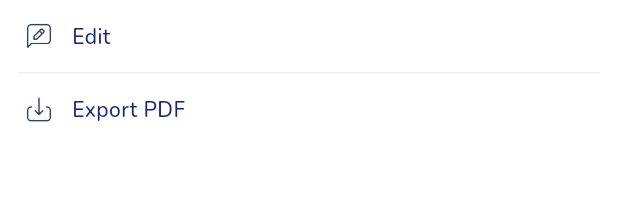
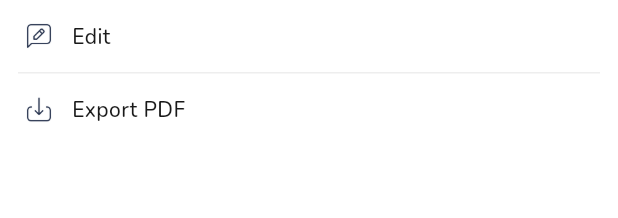
Before and after one commit to terabitdev/Storifuel, a Flutter app: the StoryOptionsPopup widget shown alone on an empty page, opened directly, on a phone screen of 412 x 824 dp. Shown: the top 218 px of the screen. Run offline on Flutter 3.47's test engine with Material 3 defaults, Android fonts, the phone set to English and light mode, and no system bars; drawn by our look-alikes of toastification; our stand-ins replace cloud_firestore, dotted_border, firebase_auth, firebase_core, flutter_svg, google_fonts and 1 more; accounts and stored records are empty.

Commit message:
Chnages made

```diff
--- a/lib/widgets/story_details/story_options_popup.dart
+++ b/lib/widgets/story_details/story_options_popup.dart
@@ -46,7 +46,7 @@ class StoryOptionsPopup extends StatelessWidget {
                   const SizedBox(width: 12),
                   Text(
                     'Edit',
-                    style: nunito14w500.copyWith(color: const Color(0xFF1A237E)),
+                    style: nunito14w500.copyWith(color: const Color(0xFF191919)),
                   ),
                 ],
               ),
@@ -81,7 +81,7 @@ class StoryOptionsPopup extends StatelessWidget {
                   const SizedBox(width: 12),
                   Text(
                     'Export PDF',
-                    style: nunito14w500.copyWith(color: const Color(0xFF1A237E)),
+                    style: nunito14w500.copyWith(color: const Color(0xFF191919)),
                   ),
                 ],
               ),
```
